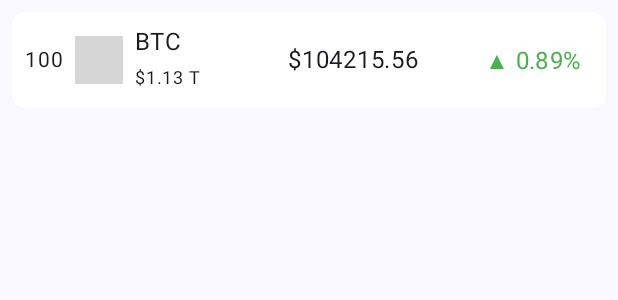
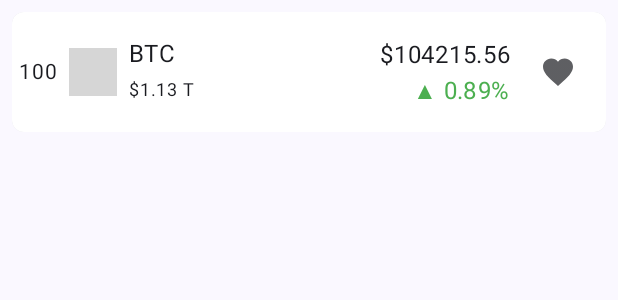
Before and after one commit to EvgenSharaban/Cryptos, an Android app built with Jetpack Compose: the @Preview function CoinItemWidgetItemPreview, on a phone screen of 412 x 824 dp. Shown: the top 300 px of the screen. Run offline under Robolectric (Android 15) with nearby library versions, the light colour scheme and no system bars; pictures from the network do not load; grey boxes are pictures that could not be loaded.

Commit message:
added support for favorite coins by integrating isFavorite property across data, domain, UI, and database layers, including toggle functionality and UI indicator updates; implemented favorite coins for HomeScreen coins items

```diff
--- a/app/src/main/java/com/example/cryptos/data/local/room/CoinsDao.kt
+++ b/app/src/main/java/com/example/cryptos/data/local/room/CoinsDao.kt
@@ -13,10 +13,16 @@ interface CoinsDao {
     @Query("SELECT * FROM coins")
     fun getAllCoins(): Flow<List<CoinRoomEntity>>
 
+    @Query("SELECT * FROM coins WHERE id = :coinId")
+    suspend fun getCoinById(coinId: String): CoinRoomEntity?
+
     @Insert(onConflict = REPLACE)
     suspend fun insertAllCoins(coins: List<CoinRoomEntity>)
 
     @Query("DELETE FROM coins")
     suspend fun deleteAllCoins()
 
+    @Query("UPDATE coins SET isFavorite = :isFavorite WHERE id = :coinId")
+    suspend fun updateFavoriteStatus(coinId: String, isFavorite: Boolean)
+
 }
--- a/app/src/main/java/com/example/cryptos/data/local/room/entities/CoinRoomEntity.kt
+++ b/app/src/main/java/com/example/cryptos/data/local/room/entities/CoinRoomEntity.kt
@@ -1,5 +1,6 @@
 package com.example.cryptos.data.local.room.entities
 
+import androidx.room.ColumnInfo
 import androidx.room.Entity
 import androidx.room.PrimaryKey
 
@@ -17,4 +18,6 @@ data class CoinRoomEntity(
     val changePercent24Hr: String,
     val vwap24Hr: String,
     val explorer: String,
+    @ColumnInfo(defaultValue = "0")
+    val isFavorite: Boolean = false,
 )
--- a/app/src/main/java/com/example/cryptos/data/local/room/entities/CoinsDataBaseMapper.kt
+++ b/app/src/main/java/com/example/cryptos/data/local/room/entities/CoinsDataBaseMapper.kt
@@ -17,7 +17,8 @@ object CoinsDataBaseMapper {
             priceUsd = this.priceUsd,
             changePercent24Hr = this.changePercent24Hr,
             vwap24Hr = this.vwap24Hr,
-            explorer = this.explorer
+            explorer = this.explorer,
+            isFavorite = this.isFavorite,
         )
     }
 
--- a/app/src/main/java/com/example/cryptos/data/network/entities/mappers/CoinDomainMapper.kt
+++ b/app/src/main/java/com/example/cryptos/data/network/entities/mappers/CoinDomainMapper.kt
@@ -38,7 +38,8 @@ object CoinListDomainMapper : FromEntityToDomainMapper<CoinListEntity, CoinListD
             priceUsd = entity?.priceUsd ?: "",
             changePercent24Hr = entity?.changePercent24Hr ?: "",
             vwap24Hr = entity?.vwap24Hr ?: "",
-            explorer = entity?.explorer ?: ""
+            explorer = entity?.explorer ?: "",
+            isFavorite = false,
         )
     }
 
--- a/app/src/main/java/com/example/cryptos/domain/models/CoinListDomain.kt
+++ b/app/src/main/java/com/example/cryptos/domain/models/CoinListDomain.kt
@@ -18,4 +18,5 @@ data class CoinDomain(
     val changePercent24Hr: String,
     val vwap24Hr: String,
     val explorer: String,
+    val isFavorite: Boolean,
 )
--- a/app/src/main/java/com/example/cryptos/domain/repositories/CoinsRepository.kt
+++ b/app/src/main/java/com/example/cryptos/domain/repositories/CoinsRepository.kt
@@ -8,4 +8,5 @@ interface CoinsRepository {
     val coinsLocal: Flow<List<CoinRoomEntity>>
 
     suspend fun fetchCoins(): Result<Unit>
+    suspend fun toggleFavorite(coinId: String)
 }
--- a/app/src/main/java/com/example/cryptos/ui/screens/home/CoinItemWidget.kt
+++ b/app/src/main/java/com/example/cryptos/ui/screens/home/CoinItemWidget.kt
@@ -11,7 +11,11 @@ import androidx.compose.foundation.layout.padding
 import androidx.compose.foundation.layout.size
 import androidx.compose.foundation.layout.width
 import androidx.compose.foundation.shape.RoundedCornerShape
+import androidx.compose.material.icons.Icons
+import androidx.compose.material.icons.filled.Favorite
 import androidx.compose.material3.Card
+import androidx.compose.material3.Icon
+import androidx.compose.material3.IconButton
 import androidx.compose.material3.MaterialTheme
 import androidx.compose.material3.Scaffold
 import androidx.compose.material3.Text
@@ -43,6 +47,7 @@ import kotlin.math.abs
 fun CoinItemWidget(
     item: HomeScreenItem,
     onConClicked: (String) -> Unit,
+    onFavoriteClicked: () -> Unit,
     modifier: Modifier = Modifier
 ) {
     Card(
@@ -60,7 +65,7 @@ fun CoinItemWidget(
         Row(
             modifier = Modifier
                 .background(MaterialTheme.colorScheme.itemCoinBackground)
-                .padding(top = 8.dp, bottom = 8.dp, start = 8.dp, end = 16.dp)
+                .padding(top = 16.dp, bottom = 16.dp, start = 4.dp, end = 8.dp)
                 .fillMaxWidth(),
             verticalAlignment = Alignment.CenterVertically
         ) {
@@ -86,13 +91,25 @@ fun CoinItemWidget(
                 )
             }
             Spacer(Modifier.size(12.dp))
-            val roundedPrice = item.price.toDouble().roundTo(2).toString()
-            Text(
-                text = stringResource(R.string.price_value, roundedPrice),
+            Column(
                 modifier = Modifier.weight(1f),
-                textAlign = TextAlign.Center
-            )
-            PercentageChangeText(safeCastStringToDouble(item.changePercent24Hr))
+                horizontalAlignment = Alignment.End
+            ) {
+                val roundedPrice = item.price.toDouble().roundTo(2).toString()
+                Text(
+                    text = stringResource(R.string.price_value, roundedPrice),
+                    textAlign = TextAlign.Center
+                )
+                PercentageChangeText(safeCastStringToDouble(item.changePercent24Hr))
+            }
+            Spacer(Modifier.size(8.dp))
+            IconButton(onClick = onFavoriteClicked) {
+                Icon(
+                    imageVector = Icons.Default.Favorite,
+                    contentDescription = if (item.isFavorite) "Remove from favorites" else "Add to favorites",
+                    tint = if (item.isFavorite) Color.Red else MaterialTheme.colorScheme.onSurface.copy(alpha = 0.7f)
+                )
+            }
         }
     }
 }
@@ -142,9 +159,11 @@ private fun CoinItemWidgetItemPreview() {
                         price = "104215.561",
                         rank = "100",
                         marketCapUsd = "1134454375148.0439441877343485",
-                        changePercent24Hr = "0.894"
+                        changePercent24Hr = "0.894",
+                        isFavorite = false
                     ),
                     onConClicked = {},
+                    onFavoriteClicked = {},
                 )
             }
         }
--- a/app/src/main/java/com/example/cryptos/ui/screens/home/HomeScreenViewModel.kt
+++ b/app/src/main/java/com/example/cryptos/ui/screens/home/HomeScreenViewModel.kt
@@ -39,6 +39,12 @@ class HomeScreenViewModel @Inject constructor(
         }
     }
 
+    fun toggleFavorite(coinId: String) {
+        viewModelScope.launch {
+            coinsRepository.toggleFavorite(coinId)
+        }
+    }
+
     data class ScreenState(
         val items: List<HomeScreenItem>
     )
--- a/app/src/main/java/com/example/cryptos/ui/screens/home/models/CoinsUiMapper.kt
+++ b/app/src/main/java/com/example/cryptos/ui/screens/home/models/CoinsUiMapper.kt
@@ -12,7 +12,8 @@ object CoinsUiMapper {
             shortName = this.symbol,
             price = this.priceUsd,
             marketCapUsd = this.marketCapUsd,
-            changePercent24Hr = this.changePercent24Hr
+            changePercent24Hr = this.changePercent24Hr,
+            isFavorite = this.isFavorite,
         )
     }
 
--- a/app/src/main/java/com/example/cryptos/ui/screens/home/models/HomeScreenItem.kt
+++ b/app/src/main/java/com/example/cryptos/ui/screens/home/models/HomeScreenItem.kt
@@ -8,4 +8,5 @@ data class HomeScreenItem(
     val price: String,
     val marketCapUsd: String,
     val changePercent24Hr: String,
+    val isFavorite: Boolean,
 )
```
Also changed, not shown: app/src/main/java/com/example/cryptos/data/local/room/DataBase.kt (+12 -1 lines), app/src/main/java/com/example/cryptos/data/repositories/CoinsRepositoryImpl.kt (+7 -0 lines), app/src/main/java/com/example/cryptos/ui/scaffold/environment/AppNavigationBar.kt (+5 -7 lines), app/src/main/java/com/example/cryptos/ui/screens/home/HomeScreen.kt (+7 -0 lines), 1 other file.
